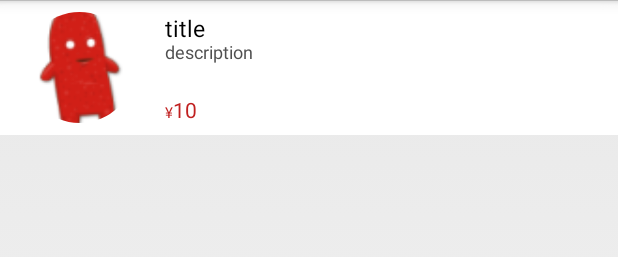
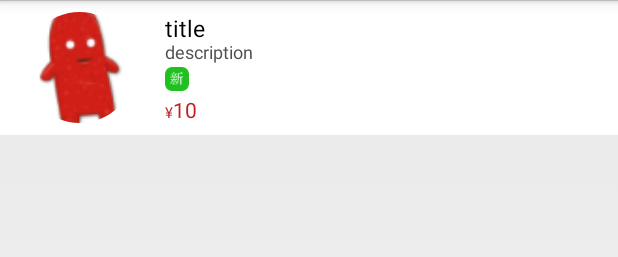
Before and after one commit to huangbop/mixi-old, an Android app: the layout listview_product.xml on its own in the app's theme, with its tools: preview values and no code run, on a phone screen of 412 x 824 dp. Shown: the top 257 px of the screen. Run offline under Robolectric (Android 15) with nearby library versions, the phone set to English and light mode, and no system bars; plain views replace RoundedImageView.

```diff
--- a/app/src/main/res/layout/listview_product.xml
+++ b/app/src/main/res/layout/listview_product.xml
@@ -50,8 +50,11 @@
             <LinearLayout
                 android:orientation="horizontal"
                 android:layout_width="match_parent"
-                android:layout_weight="1"
                 android:layout_height="match_parent">
+                <ImageView
+                    android:layout_width="16dp"
+                    android:layout_height="16dp"
+                    android:src="@mipmap/is_new"/>
             </LinearLayout>
         </LinearLayout>
 
```
Also changed, not shown: app/src/main/res/mipmap-xhdpi/is_new.png (added), 1 other file.
